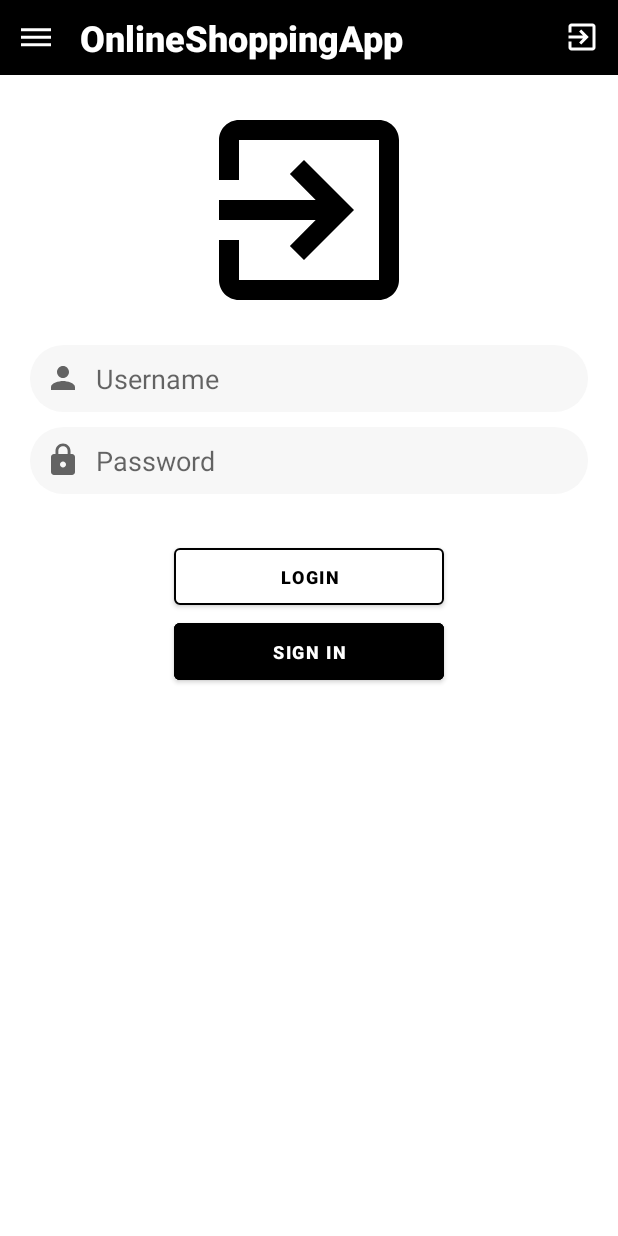
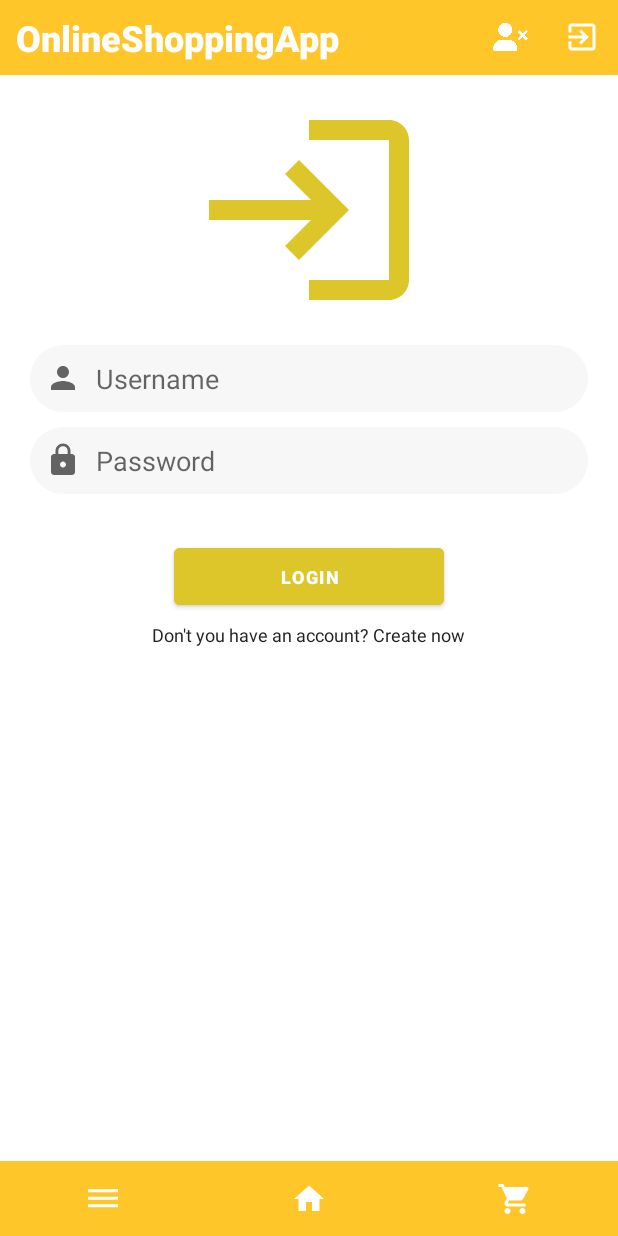
Before and after one commit to sbritobreno/OnlineShopping_App, an Android app: the LogInPageActivity screen opened directly, with no data from a screen before it, on a phone screen of 412 x 824 dp. Run offline under Robolectric (Android 15) with nearby library versions, the phone set to English and light mode, and no system bars.

Commit message:
RecyclerView create using gson api from fake store api to create a list of product, an Login page and product details activities also have been created

```diff
--- /dev/null
+++ b/app/src/main/res/drawable/ic_baseline_home_24.xml
@@ -0,0 +1,5 @@
+<vector android:height="24dp" android:tint="#FFFFFF"
+    android:viewportHeight="24" android:viewportWidth="24"
+    android:width="24dp" xmlns:android="http://schemas.android.com/apk/res/android">
+    <path android:fillColor="@android:color/white" android:pathData="M10,20v-6h4v6h5v-8h3L12,3 2,12h3v8z"/>
+</vector>
--- /dev/null
+++ b/app/src/main/res/drawable/ic_baseline_login_24.xml
@@ -0,0 +1,5 @@
+<vector android:autoMirrored="true" android:height="24dp"
+    android:tint="#FFFFFF" android:viewportHeight="24"
+    android:viewportWidth="24" android:width="24dp" xmlns:android="http://schemas.android.com/apk/res/android">
+    <path android:fillColor="@android:color/white" android:pathData="M11,7L9.6,8.4l2.6,2.6H2v2h10.2l-2.6,2.6L11,17l5,-5L11,7zM20,19h-8v2h8c1.1,0 2,-0.9 2,-2V5c0,-1.1 -0.9,-2 -2,-2h-8v2h8V19z"/>
+</vector>
--- /dev/null
+++ b/app/src/main/res/drawable/ic_baseline_settings_24.xml
@@ -0,0 +1,5 @@
+<vector android:height="24dp" android:tint="#FFFFFF"
+    android:viewportHeight="24" android:viewportWidth="24"
+    android:width="24dp" xmlns:android="http://schemas.android.com/apk/res/android">
+    <path android:fillColor="@android:color/white" android:pathData="M19.14,12.94c0.04,-0.3 0.06,-0.61 0.06,-0.94c0,-0.32 -0.02,-0.64 -0.07,-0.94l2.03,-1.58c0.18,-0.14 0.23,-0.41 0.12,-0.61l-1.92,-3.32c-0.12,-0.22 -0.37,-0.29 -0.59,-0.22l-2.39,0.96c-0.5,-0.38 -1.03,-0.7 -1.62,-0.94L14.4,2.81c-0.04,-0.24 -0.24,-0.41 -0.48,-0.41h-3.84c-0.24,0 -0.43,0.17 -0.47,0.41L9.25,5.35C8.66,5.59 8.12,5.92 7.63,6.29L5.24,5.33c-0.22,-0.08 -0.47,0 -0.59,0.22L2.74,8.87C2.62,9.08 2.66,9.34 2.86,9.48l2.03,1.58C4.84,11.36 4.8,11.69 4.8,12s0.02,0.64 0.07,0.94l-2.03,1.58c-0.18,0.14 -0.23,0.41 -0.12,0.61l1.92,3.32c0.12,0.22 0.37,0.29 0.59,0.22l2.39,-0.96c0.5,0.38 1.03,0.7 1.62,0.94l0.36,2.54c0.05,0.24 0.24,0.41 0.48,0.41h3.84c0.24,0 0.44,-0.17 0.47,-0.41l0.36,-2.54c0.59,-0.24 1.13,-0.56 1.62,-0.94l2.39,0.96c0.22,0.08 0.47,0 0.59,-0.22l1.92,-3.32c0.12,-0.22 0.07,-0.47 -0.12,-0.61L19.14,12.94zM12,15.6c-1.98,0 -3.6,-1.62 -3.6,-3.6s1.62,-3.6 3.6,-3.6s3.6,1.62 3.6,3.6S13.98,15.6 12,15.6z"/>
+</vector>
--- /dev/null
+++ b/app/src/main/res/drawable/ic_baseline_shopping_cart_24.xml
@@ -0,0 +1,5 @@
+<vector android:height="24dp" android:tint="#FFFFFF"
+    android:viewportHeight="24" android:viewportWidth="24"
+    android:width="24dp" xmlns:android="http://schemas.android.com/apk/res/android">
+    <path android:fillColor="@android:color/white" android:pathData="M7,18c-1.1,0 -1.99,0.9 -1.99,2S5.9,22 7,22s2,-0.9 2,-2 -0.9,-2 -2,-2zM1,2v2h2l3.6,7.59 -1.35,2.45c-0.16,0.28 -0.25,0.61 -0.25,0.96 0,1.1 0.9,2 2,2h12v-2L7.42,15c-0.14,0 -0.25,-0.11 -0.25,-0.25l0.03,-0.12 0.9,-1.63h7.45c0.75,0 1.41,-0.41 1.75,-1.03l3.58,-6.49c0.08,-0.14 0.12,-0.31 0.12,-0.48 0,-0.55 -0.45,-1 -1,-1L5.21,4l-0.94,-2L1,2zM17,18c-1.1,0 -1.99,0.9 -1.99,2s0.89,2 1.99,2 2,-0.9 2,-2 -0.9,-2 -2,-2z"/>
+</vector>
--- a/app/src/main/res/drawable/recyclerview_shape.xml
+++ b/app/src/main/res/drawable/recyclerview_shape.xml
@@ -2,6 +2,6 @@
 <shape xmlns:android="http://schemas.android.com/apk/res/android">
     android:shape="rectangle"
     xmlns:android="http://schemas.android.com/apk/res/android">
-    <stroke android:width="1dp" android:color="@color/teal_700" />
+    <stroke android:width="1dp" android:color="@color/yellow_500" />
     <corners android:radius="10dp" />
 </shape>
--- a/app/src/main/res/layout/activity_log_in_page.xml
+++ b/app/src/main/res/layout/activity_log_in_page.xml
@@ -11,24 +11,15 @@
     <LinearLayout
         android:layout_width="match_parent"
         android:layout_height="50dp"
-        android:background="@color/black"
+        android:background="@color/yellow_200"
         android:orientation="horizontal">
-
-        <ImageButton
-            android:id="@+id/hamburgerIcon"
-            android:layout_width="48dp"
-            android:layout_height="58dp"
-            android:layout_gravity="center"
-            android:background="@color/black"
-            app:srcCompat="@drawable/hamburger_icon"
-            tools:ignore="SpeakableTextPresentCheck"
-            android:onClick="showCategoriesDropDownMenu"/>
 
         <TextView
             android:id="@+id/MainActName"
             android:layout_width="match_parent"
             android:layout_height="wrap_content"
             android:layout_gravity="center"
+            android:layout_marginHorizontal="5dp"
             android:layout_weight="1"
             android:fontFamily="sans-serif-black"
             android:padding="5dp"
@@ -38,11 +29,23 @@
             android:textSize="24sp" />
 
         <ImageButton
+            android:id="@+id/noUserLogged_productDetailsA"
+            android:layout_width="48dp"
+            android:layout_height="48dp"
+            android:layout_gravity="center"
+            android:background="@color/yellow_200"
+            android:padding="12dp"
+            android:scaleType="fitCenter"
+            app:srcCompat="@drawable/no_user_logged_in"
+            tools:ignore="SpeakableTextPresentCheck"
+            android:onClick="showUserDropDownMenu"/>
+
+        <ImageButton
             android:id="@+id/exitIcon"
             android:layout_width="48dp"
             android:layout_height="48dp"
             android:layout_gravity="center"
-            android:background="@color/black"
+            android:background="@color/yellow_200"
             app:srcCompat="@drawable/ic_baseline_exit_to_app_24"
             tools:ignore="SpeakableTextPresentCheck"
             android:onClick="showUserDropDownMenu"/>
@@ -51,7 +54,8 @@
 
     <LinearLayout
         android:layout_width="match_parent"
-        android:layout_height="match_parent"
+        android:layout_height="wrap_content"
+        android:layout_weight="1"
         android:orientation="vertical">
 
         <ImageView
@@ -60,8 +64,8 @@
             android:layout_height="160dp"
             android:layout_gravity="center"
             android:layout_margin="10dp"
-            app:tint="@color/black"
-            app:srcCompat="@drawable/ic_baseline_exit_to_app_24" />
+            app:tint="@color/yellow_500"
+            app:srcCompat="@drawable/ic_baseline_login_24" />
 
         <EditText
             android:id="@+id/email_login_act"
@@ -132,31 +136,68 @@
             android:padding="10dp"/>
 
         <Button
-            android:id="@+id/login_btn"
+            android:id="@+id/login_signIn_btn"
             android:layout_width="180dp"
             android:layout_height="50dp"
             android:layout_marginTop="20dp"
             android:layout_gravity="center"
-            android:backgroundTint="@color/white"
+            android:backgroundTint="@color/yellow_500"
             android:text="Login"
-            android:textColor="@color/black"
-            android:textSize="12sp"
-            android:textStyle="bold"
-            app:strokeColor="#000000"
-            app:strokeWidth="1dp"/>
-
-        <Button
-            android:id="@+id/sign_in_btn"
-            android:layout_width="180dp"
-            android:layout_height="50dp"
-            android:layout_gravity="center"
-            android:backgroundTint="@color/black"
-            android:text="Sign In"
             android:textColor="@color/white"
             android:textSize="12sp"
             android:textStyle="bold"
-            app:strokeColor="#000000"
+            app:strokeColor="@color/yellow_500"
             app:strokeWidth="1dp"/>
 
+        <TextView
+            android:id="@+id/change_option_signIn_login_btn"
+            android:layout_width="wrap_content"
+            android:layout_height="wrap_content"
+            android:layout_gravity="center"
+            android:text="Don't you have an account? Create now"
+            android:textColor="@color/text"
+            android:layout_margin="5dp"
+            android:textSize="12sp"/>
+
     </LinearLayout>
+
+    <LinearLayout
+        android:layout_width="match_parent"
+        android:layout_height="50dp"
+        android:background="@color/yellow_200"
+        android:orientation="horizontal">
+
+        <ImageButton
+            android:id="@+id/hamburgerIcon"
+            android:layout_width="wrap_content"
+            android:layout_height="58dp"
+            android:layout_weight="1"
+            android:layout_gravity="center"
+            android:background="@color/yellow_200"
+            android:onClick="showCategoriesDropDownMenu"
+            app:srcCompat="@drawable/hamburger_icon"
+            tools:ignore="SpeakableTextPresentCheck" />
+
+        <ImageButton
+            android:id="@+id/homeIcon"
+            android:layout_width="wrap_content"
+            android:layout_height="58dp"
+            android:layout_weight="1"
+            android:layout_gravity="center"
+            android:background="@color/yellow_200"
+            app:srcCompat="@drawable/ic_baseline_home_24"
+            tools:ignore="SpeakableTextPresentCheck" />
+
+        <ImageButton
+            android:id="@+id/cartIcon"
+            android:layout_width="wrap_content"
+            android:layout_height="58dp"
+            android:layout_weight="1"
+            android:layout_gravity="center"
+            android:background="@color/yellow_200"
+            app:srcCompat="@drawable/ic_baseline_shopping_cart_24"
+            tools:ignore="SpeakableTextPresentCheck" />
+
+    </LinearLayout>
+
 </LinearLayout>
--- a/app/src/main/res/menu/popup_category.xml
+++ b/app/src/main/res/menu/popup_category.xml
@@ -1,13 +1,7 @@
 <?xml version="1.0" encoding="utf-8"?>
 <menu xmlns:android="http://schemas.android.com/apk/res/android">
 
-    <item android:id="@+id/home_menu"
-        android:title="Home"/>
     <item android:id="@+id/allproducts_menu"
         android:title="ALL PRODUCTS"/>
-    <item android:id="@+id/desktop_menu"
-        android:title="DESKTOP"/>
-    <item android:id="@+id/laptop_menu"
-        android:title="LAPTOP"/>
 
 </menu>
--- a/app/src/main/res/menu/popup_no_user.xml
+++ b/app/src/main/res/menu/popup_no_user.xml
@@ -1,8 +1,6 @@
 <?xml version="1.0" encoding="utf-8"?>
 <menu xmlns:android="http://schemas.android.com/apk/res/android">
 
-    <item android:id="@+id/sign_in_menu"
-        android:title="Sign In"/>
     <item android:id="@+id/log_in_menu"
         android:title="Log In"/>
 
--- a/app/src/main/res/values/colors.xml
+++ b/app/src/main/res/values/colors.xml
@@ -9,4 +9,6 @@
     <color name="white">#FFFFFFFF</color>
     <color name="text">#202124</color>
     <color name="red">#FF0000</color>
+    <color name="yellow_200">#ffc629</color>
+    <color name="yellow_500">#ddc629</color>
 </resources>
--- a/app/src/main/res/values/themes.xml
+++ b/app/src/main/res/values/themes.xml
@@ -2,12 +2,12 @@
     <!-- Base application theme. -->
     <style name="Theme.OnlineShopping_App" parent="Theme.MaterialComponents.DayNight.NoActionBar">
         <!-- Primary brand color. -->
-        <item name="colorPrimary">@color/purple_500</item>
-        <item name="colorPrimaryVariant">@color/purple_700</item>
+        <item name="colorPrimary">@color/yellow_200</item>
+        <item name="colorPrimaryVariant">@color/yellow_500</item>
         <item name="colorOnPrimary">@color/white</item>
         <!-- Secondary brand color. -->
-        <item name="colorSecondary">@color/teal_200</item>
-        <item name="colorSecondaryVariant">@color/teal_700</item>
+        <item name="colorSecondary">@color/yellow_500</item>
+        <item name="colorSecondaryVariant">@color/yellow_200</item>
         <item name="colorOnSecondary">@color/black</item>
         <!-- Status bar color. -->
         <item name="android:statusBarColor" tools:targetApi="l">?attr/colorPrimaryVariant</item>
```
Also changed, not shown: app/src/main/java/com/brito/onlineshopping_app/LogInPageActivity.kt (+33 -36 lines), app/src/main/java/com/brito/onlineshopping_app/MainActivity.kt (+15 -24 lines), app/src/main/java/com/brito/onlineshopping_app/ProductDetailsActivity.kt (+17 -24 lines), app/src/main/res/layout/activity_main.xml (+43 -13 lines), app/src/main/res/layout/activity_product_details.xml (+45 -14 lines), app/src/main/res/layout/product_recycler_template.xml (+8 -8 lines), app/src/main/res/drawable/no_user_logged_in.png, app/src/main/res/drawable/user_logged_in.png.
